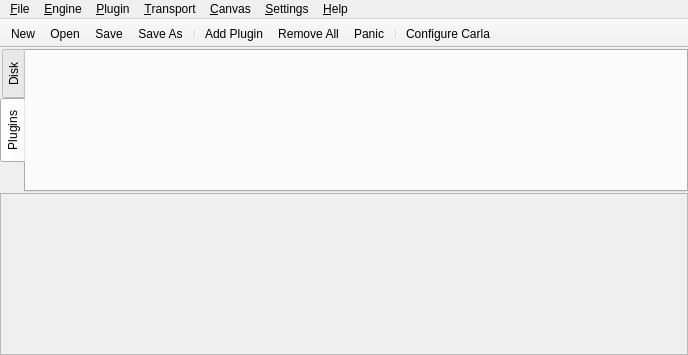
Qt form resources/ui/carla_host.ui (falkTX/Carla) before a commit.
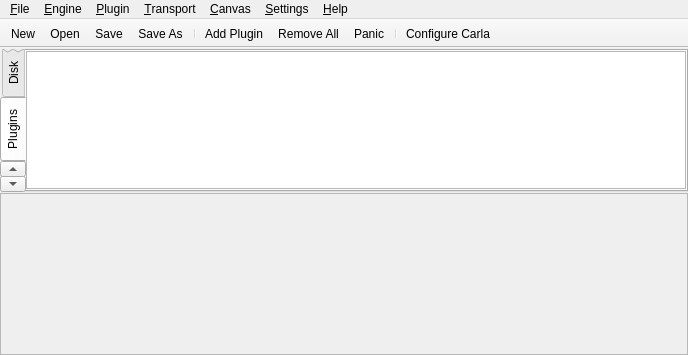
The same form after that commit. The open tabs and pages were chosen to show the change. Icons and pictures are not drawn. Custom widgets are drawn as their Qt base class.

```diff
--- a/resources/ui/carla_host.ui
+++ b/resources/ui/carla_host.ui
@@ -140,6 +140,65 @@
            <attribute name="title">
             <string>Plugins</string>
            </attribute>
+           <layout class="QVBoxLayout" name="verticalLayout">
+            <property name="spacing">
+             <number>0</number>
+            </property>
+            <property name="leftMargin">
+             <number>0</number>
+            </property>
+            <property name="topMargin">
+             <number>0</number>
+            </property>
+            <property name="rightMargin">
+             <number>0</number>
+            </property>
+            <property name="bottomMargin">
+             <number>1</number>
+            </property>
+            <item>
+             <widget class="QListWidget" name="lw_plugins">
+              <property name="editTriggers">
+               <set>QAbstractItemView::NoEditTriggers</set>
+              </property>
+              <property name="showDropIndicator" stdset="0">
+               <bool>false</bool>
+              </property>
+              <property name="dragEnabled">
+               <bool>true</bool>
+              </property>
+              <property name="dragDropMode">
+               <enum>QAbstractItemView::DragOnly</enum>
+              </property>
+              <property name="selectionBehavior">
+               <enum>QAbstractItemView::SelectRows</enum>
+              </property>
+              <property name="iconSize">
+               <size>
+                <width>150</width>
+                <height>50</height>
+               </size>
+              </property>
+              <property name="textElideMode">
+               <enum>Qt::ElideMiddle</enum>
+              </property>
+              <property name="movement">
+               <enum>QListView::Static</enum>
+              </property>
+              <property name="flow">
+               <enum>QListView::TopToBottom</enum>
+              </property>
+              <property name="viewMode">
+               <enum>QListView::IconMode</enum>
+              </property>
+             </widget>
+            </item>
+           </layout>
+          </widget>
+          <widget class="QWidget" name="presets">
+           <attribute name="title">
+            <string>Presets</string>
+           </attribute>
           </widget>
          </widget>
         </item>
```
